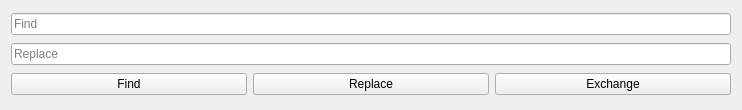
The window that pcstxteditor/src/searchwidget.ui (N1vn0vem8er/pineconesnake) describes before a commit, drawn with Qt 5.
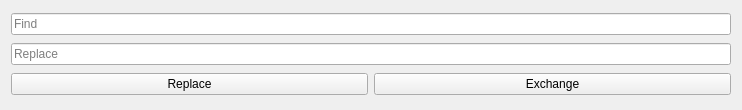
The same window after the commit. Icons and pictures are not drawn.

Commit message: Made search searching when typing

```diff
--- a/pcstxteditor/src/searchwidget.ui
+++ b/pcstxteditor/src/searchwidget.ui
@@ -30,16 +30,6 @@
    </item>
    <item>
     <layout class="QHBoxLayout" name="horizontalLayout">
-     <item>
-      <widget class="QPushButton" name="findButton">
-       <property name="text">
-        <string>Find</string>
-       </property>
-       <property name="icon">
-        <iconset theme="edit-find"/>
-       </property>
-      </widget>
-     </item>
      <item>
       <widget class="QPushButton" name="replaceButton">
        <property name="text">
```
The commit also changes 1 other file.
